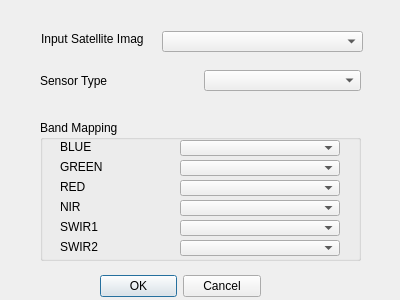
This is qgis_plugin/hazard_detector_dialog.ui in leonardijulia/hazard_detection as Qt 5 draws it before an edit. The edited form follows.
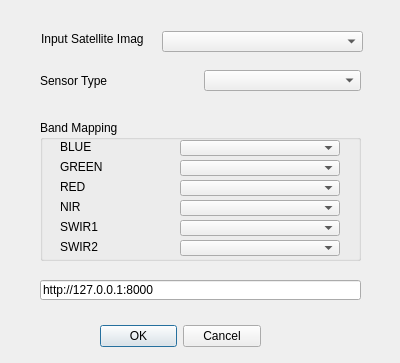
This is the edited form. Custom widgets are drawn as their Qt base class.

```diff
--- a/qgis_plugin/hazard_detector_dialog.ui
+++ b/qgis_plugin/hazard_detector_dialog.ui
@@ -7,7 +7,7 @@
     <x>0</x>
     <y>0</y>
     <width>400</width>
-    <height>300</height>
+    <height>363</height>
    </rect>
   </property>
   <property name="windowTitle">
@@ -17,7 +17,7 @@
    <property name="geometry">
     <rect>
      <x>100</x>
-     <y>270</y>
+     <y>320</y>
      <width>161</width>
      <height>32</height>
     </rect>
@@ -206,7 +206,7 @@
     </property>
    </widget>
   </widget>
-  <widget class="QWidget" name="">
+  <widget class="QWidget" name="layoutWidget">
    <property name="geometry">
     <rect>
      <x>40</x>
@@ -228,6 +228,19 @@
     </item>
    </layout>
   </widget>
+  <widget class="QLineEdit" name="txt_url">
+   <property name="geometry">
+    <rect>
+     <x>40</x>
+     <y>280</y>
+     <width>321</width>
+     <height>20</height>
+    </rect>
+   </property>
+   <property name="text">
+    <string>http://127.0.0.1:8000</string>
+   </property>
+  </widget>
  </widget>
  <customwidgets>
   <customwidget>
```
